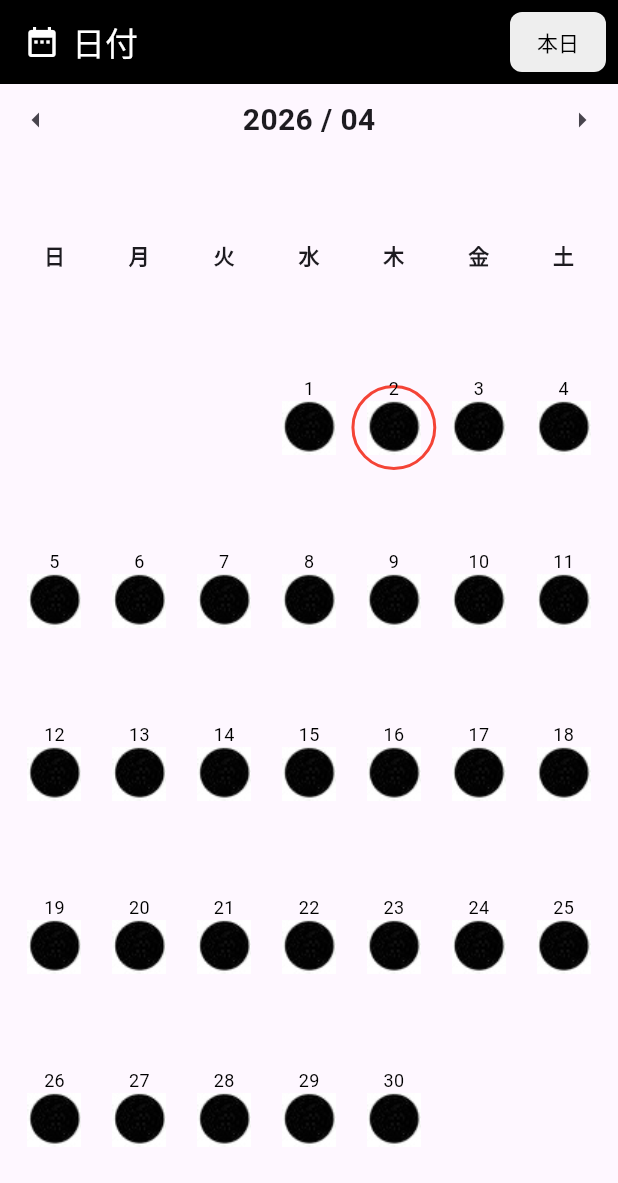
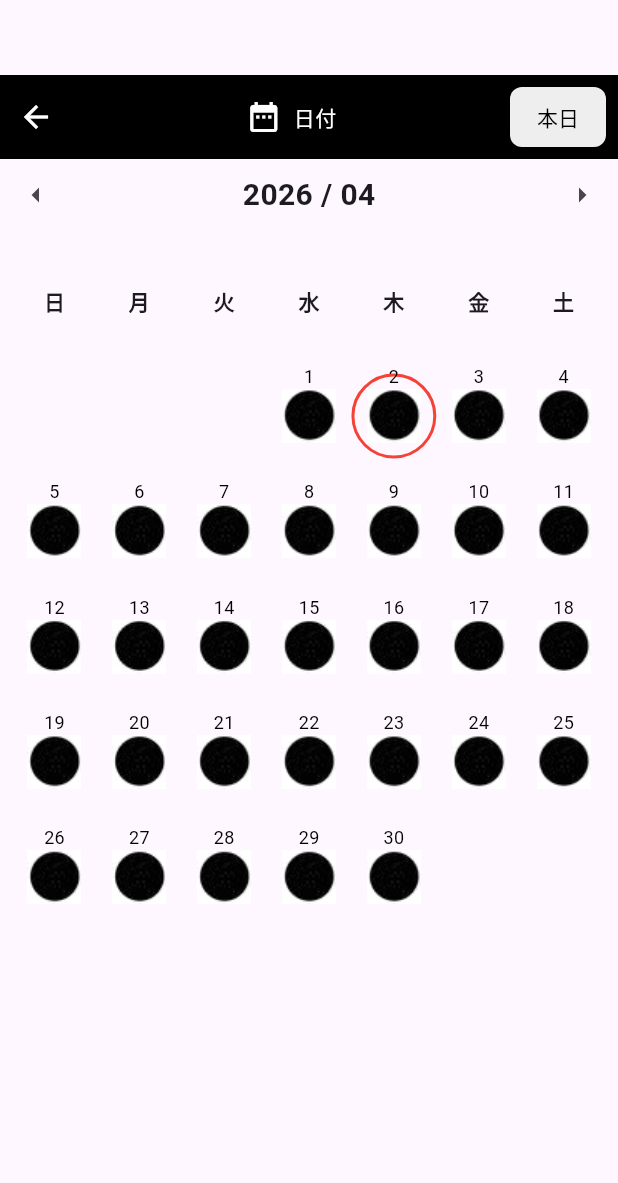
Before and after one commit to sumi3desu/sea_fishing_map_plus, a Flutter app: the SetDatePage screen opened directly, on a phone screen of 412 x 824 dp. Shown: the top 1183 px of the screen. Run offline on Flutter 3.47's test engine with Material 3 defaults, Android fonts, the phone set to English and light mode, and no system bars; drawn by our look-alikes of google_mobile_ads; our stand-ins replace flutter_image_compress, flutter_map, flutter_riverpod, flutter_secure_storage, flutter_slidable, geolocator and 9 more; missing offline and left inert: in_app_purchase_storekit; accounts and stored records are empty; network calls fail; statements that could not run were skipped.

Commit message:
ボトムメニューから「日付」メニュー除去。 潮汐の画面の日付変更ボタン設置してそこから日付画面表示して変更できるようにした

```diff
--- a/lib/set_date_page.dart
+++ b/lib/set_date_page.dart
@@ -1,4 +1,5 @@
 import 'package:flutter/material.dart';
+import 'package:google_mobile_ads/google_mobile_ads.dart';
 import 'common.dart';
 
 class SetDatePage extends StatefulWidget {
@@ -9,6 +10,7 @@
 }
 
 class SetDatePageState extends State<SetDatePage> {
+  BannerAd? _bannerAd;
   // 基準日（初期状態の選択日）
   DateTime _baseDate = Common.instance.tideDate;
   // 表示中の月（基準日からのオフセットにより算出）
@@ -23,8 +25,29 @@
     super.initState();
     _displayedMonth = _baseDate;
     _pageController = PageController(initialPage: _initialPage);
-    // 初回の潮汐データ取得
-    Common.instance.getTide(false, _displayedMonth);
+    _initMonthData();
+    _loadBanner();
+  }
+
+  Future<void> _initMonthData() async {
+    await Common.instance.getTide(false, _displayedMonth);
+    if (mounted) setState(() {});
+  }
+
+  void _loadBanner() {
+    _bannerAd = BannerAd(
+      size: AdSize.banner,
+      adUnitId: 'ca-app-pub-3940256099942544/2934735716', // TEST 用
+      listener: BannerAdListener(
+        onAdLoaded: (_) {
+          if (mounted) setState(() {});
+        },
+        onAdFailedToLoad: (ad, error) {
+          ad.dispose();
+        },
+      ),
+      request: const AdRequest(),
+    )..load();
   }
 
   /// 指定した日付に対して、offset ヶ月後の日付を返す（Dart の DateTime は month が範囲外の場合に補正してくれる）
@@ -177,21 +200,39 @@
     // available な高さに合わせて childAspectRatio を計算する
     return LayoutBuilder(
       builder: (context, constraints) {
-        // 総セル数から必要な行数を計算
+        // 総セル数から必要な行数を計算（曜日ヘッダ＋日付セルを含む）
         final int totalCells = dayWidgets.length;
-        final int rows = (totalCells  / 7).ceil();
+        final int rows = (totalCells / 7).ceil();
 
         // 1セルあたりの幅／高さを計算
-        final double tileWidth  = constraints.maxWidth  / 7;
-        final double tileHeight = constraints.maxHeight / rows;
+        final double tileWidth = constraints.maxWidth / 7;
+        double tileHeight = constraints.maxHeight / rows;
+
+        // 高さが大きすぎる場合は固定値（100px）にクランプ
+        const double kMaxTileHeight = 80.0;
+        final bool clamped = tileHeight > kMaxTileHeight;
+        if (clamped) tileHeight = kMaxTileHeight;
+
         final double aspectRatio = tileWidth / tileHeight;
 
-        return GridView.count(
+        final grid = GridView.count(
           physics: const NeverScrollableScrollPhysics(),
           padding: const EdgeInsets.all(8.0),
           crossAxisCount: 7,
           childAspectRatio: aspectRatio,
           children: dayWidgets,
+        );
+
+        if (!clamped) {
+          // そのままレイアウトいっぱいに広げる
+          return grid;
+        }
+        // 固定高さで描画し、余白は下に残す
+        final double verticalPadding = 16.0; // EdgeInsets.all(8.0) 相当
+        final double gridHeight = tileHeight * rows + verticalPadding;
+        return Align(
+          alignment: Alignment.topCenter,
+          child: SizedBox(height: gridHeight, child: grid),
         );
       },
     );
@@ -231,30 +272,52 @@
         "${_displayedMonth.year} / ${_displayedMonth.month.toString().padLeft(2, '0')}";
 
     return Scaffold(
-      appBar: AppBar(
-        title: Row(
+      body: Column(
+        children: [
+          // ステータスバーを避けて上部にバナー + タイトルを表示
+          SafeArea(
+            top: true,
+            bottom: false,
+            child: Column(
+              children: [
+                if (_bannerAd != null)
+                  Container(
+                    alignment: Alignment.center,
+                    width: _bannerAd!.size.width.toDouble(),
+                    height: _bannerAd!.size.height.toDouble(),
+                    child: AdWidget(ad: _bannerAd!),
+                  ),
+                Container(
+                  height: kToolbarHeight,
+                  color: Colors.black,
+                  child: Row(
+                    children: [
+                      IconButton(
+                        icon: const Icon(Icons.arrow_back, color: Colors.white),
+                        onPressed: () => Navigator.of(context).maybePop(),
+                      ),
+                      Expanded(
+                        child: Center(
+                          child: Row(
                             mainAxisSize: MainAxisSize.min,
                             children: const [
                               Icon(Icons.date_range, color: Colors.white),
                               SizedBox(width: 8),
-            Text('日付'),
+                              Text('日付', style: TextStyle(color: Colors.white)),
                             ],
                           ),
-        backgroundColor: Colors.black,
-        foregroundColor: Colors.white,
-        actions: [
+                        ),
+                      ),
                       Padding(
                         padding: const EdgeInsets.only(right: 8.0),
                         child: ElevatedButton(
-              onPressed: () {
-                // 必要に応じて、本日の日付にジャンプするなどの処理を追加してください
+                          onPressed: () async {
                             Common.instance.tideDate = DateTime.now();
-
-                setState(() {
                             _baseDate = Common.instance.tideDate;
                             _displayedMonth = _baseDate;
-                  //print('月潮汐取得 at refresh: $_displayedMonth');
-                  Common.instance.getTide(false, _displayedMonth);
+                            await Common.instance.getTide(false, _displayedMonth);
+                            if (!mounted) return;
+                            setState(() {
                               _pageController.jumpToPage(_initialPage);
                               _currentPage = _initialPage;
                               Common.instance.shouldJumpPage = true;
@@ -263,23 +326,22 @@
                           },
                           child: const Text('本日'),
                           style: ElevatedButton.styleFrom(
-                backgroundColor: Colors.grey.shade200, // 背景色を指定（例）
-                foregroundColor: Colors.black, // テキスト色
-                elevation: 2.0, // 影の強さ
+                            backgroundColor: Colors.grey.shade200,
+                            foregroundColor: Colors.black,
+                            elevation: 2.0,
                             shape: RoundedRectangleBorder(
-                  borderRadius: BorderRadius.circular(8), // 角丸にする
+                              borderRadius: BorderRadius.circular(8),
                             ),
-                padding: const EdgeInsets.symmetric(
-                  horizontal: 16,
-                  vertical: 8,
-                ),
+                            padding: const EdgeInsets.symmetric(horizontal: 16, vertical: 8),
                           ),
                         ),
                       ),
                     ],
                   ),
-      body: Column(
-        children: [
+                ),
+              ],
+            ),
+          ),
           // 上部ナビゲーション（矢印ボタンと年月表示）
           Row(
             mainAxisAlignment: MainAxisAlignment.spaceBetween,
@@ -317,4 +379,11 @@
       ),
     );
   }
+
+  @override
+  void dispose() {
+    _bannerAd?.dispose();
+    _pageController.dispose();
+    super.dispose();
   }
+}
```
Also changed, not shown: lib/main.dart (+6 -11 lines), lib/tide_page.dart (+54 -7 lines), 1 other file. Lines whose indentation alone changed are shown as unchanged.
